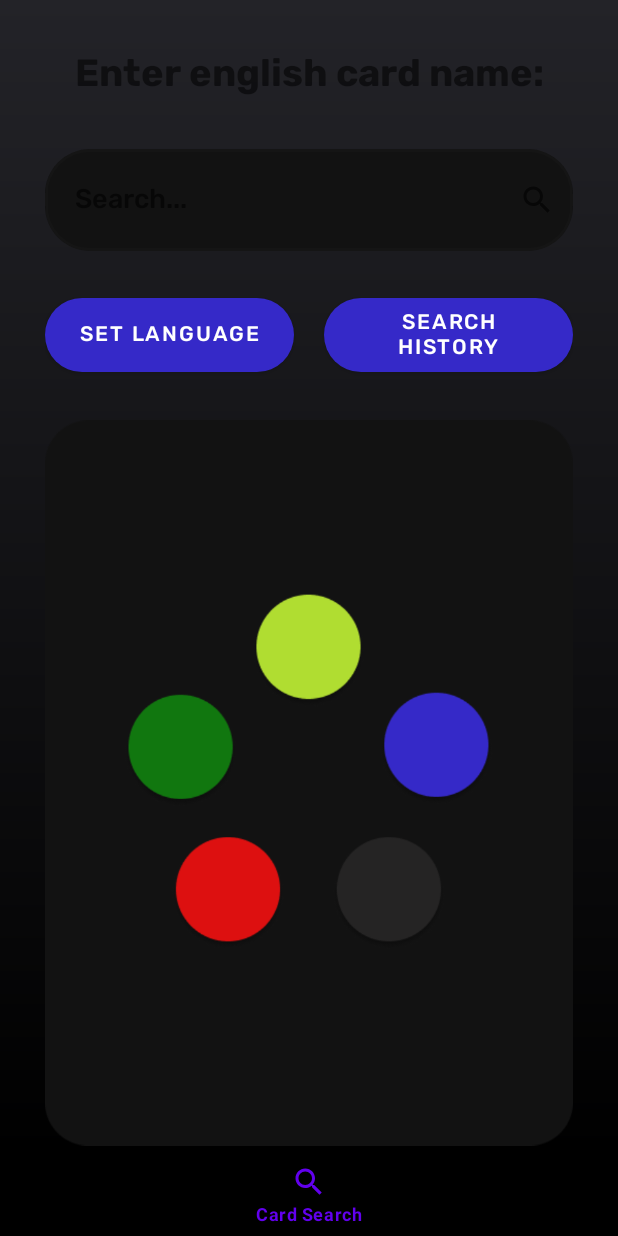
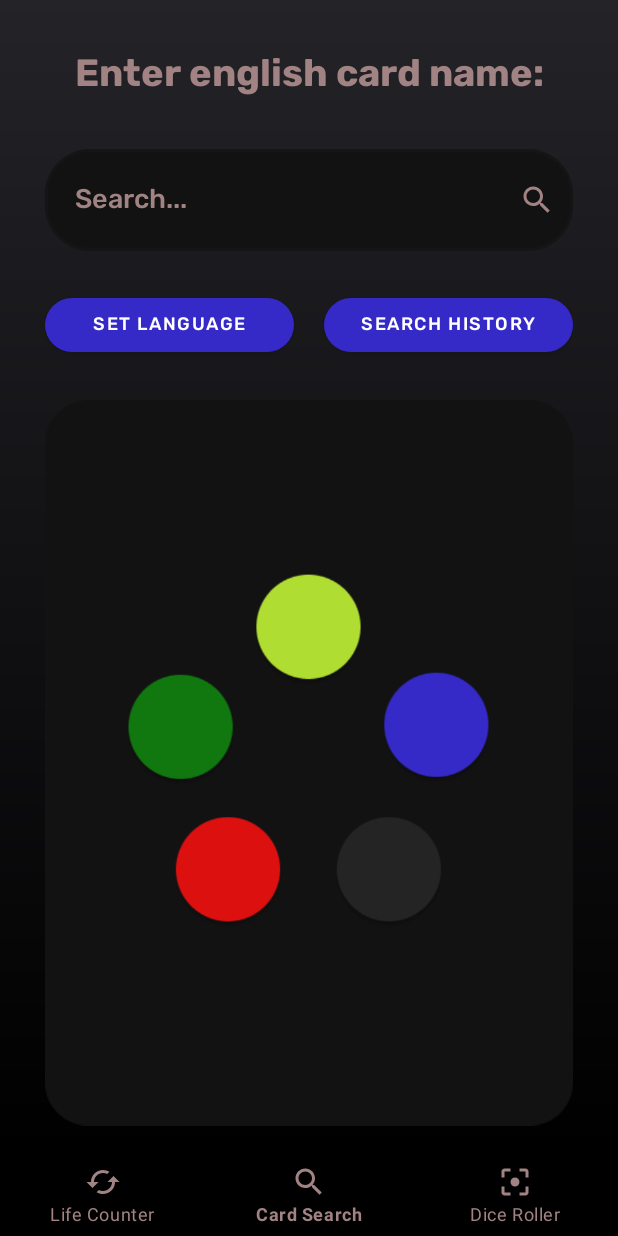
Before and after one commit to ETS-Android2/java-android-api-mtg-translator-counter-dice, an Android app: the screen it shows after launch (MainActivity), on a phone screen of 412 x 824 dp. Run offline under Robolectric (Android 15) with nearby library versions, the phone set to English and light mode, and no system bars; our stand-ins replace Picasso, Volley, navigation-ui; pictures from the network do not load.

Commit message:
DayNight Design Fixed

```diff
--- a/app/build.gradle
+++ b/app/build.gradle
@@ -10,8 +10,8 @@
         applicationId "mtg.java.mymagicapp"
         minSdkVersion 16
         targetSdkVersion 30
-        versionCode 5
-        versionName "1.4"
+        versionCode 6
+        versionName "1.5"
 
         testInstrumentationRunner "androidx.test.runner.AndroidJUnitRunner"
     }
--- a/app/src/main/AndroidManifest.xml
+++ b/app/src/main/AndroidManifest.xml
@@ -9,11 +9,12 @@
         android:label="@string/app_name"
         android:roundIcon="@mipmap/ic_launcher_round"
         android:supportsRtl="true"
+        android:forceDarkAllowed="true"
         android:theme="@style/Theme.MyMagicApp">
         <activity
             android:name=".MainActivity"
             android:label="@string/app_name"
-            android:theme="@style/Theme.MaterialComponents.DayNight">
+            android:theme="@style/Theme.MyMagicApp">
             <intent-filter>
                 <action android:name="android.intent.action.MAIN" />
 
--- a/app/src/main/java/mtg/java/mymagicapp/FirstFragment.java
+++ b/app/src/main/java/mtg/java/mymagicapp/FirstFragment.java
@@ -3,6 +3,8 @@
 import android.annotation.SuppressLint;
 import android.content.DialogInterface;
 import android.content.SharedPreferences;
+import android.graphics.Color;
+import android.graphics.drawable.ColorDrawable;
 import android.os.Bundle;
 import android.os.Handler;
 import android.os.Message;
@@ -205,8 +207,11 @@
         final Button butOne = binding.cardLang;
         final Button butTwo = binding.searchHistory;
 
+
         final AutoCompleteTextView autoCompleteTextView = binding.autoCompleteEditText;
         final ChipGroup chipsPrograms = binding.chipsPrograms;
+
+    //  autoCompleteTextView.setDropDownBackgroundResource(R.color.darker);
 
         SharedPreferences preferences = PreferenceManager.getDefaultSharedPreferences(getActivity());
         String langlocale = preferences.getString("setLang", "en");
--- a/app/src/main/res/drawable/ic_baseline_search_24.xml
+++ b/app/src/main/res/drawable/ic_baseline_search_24.xml
@@ -1,4 +1,4 @@
-<vector android:height="24dp" android:tint="#DD1010"
+<vector android:height="24dp" android:tint="#A18383"
     android:viewportHeight="24" android:viewportWidth="24"
     android:width="24dp" xmlns:android="http://schemas.android.com/apk/res/android">
     <path android:fillColor="@android:color/white" android:pathData="M15.5,14h-0.79l-0.28,-0.27C15.41,12.59 16,11.11 16,9.5 16,5.91 13.09,3 9.5,3S3,5.91 3,9.5 5.91,16 9.5,16c1.61,0 3.09,-0.59 4.23,-1.57l0.27,0.28v0.79l5,4.99L20.49,19l-4.99,-5zM9.5,14C7.01,14 5,11.99 5,9.5S7.01,5 9.5,5 14,7.01 14,9.5 11.99,14 9.5,14z"/>
--- a/app/src/main/res/layout/activity_main.xml
+++ b/app/src/main/res/layout/activity_main.xml
@@ -3,6 +3,7 @@
     xmlns:app="http://schemas.android.com/apk/res-auto"
     xmlns:tools="http://schemas.android.com/tools"
     android:layout_width="match_parent"
+    android:background="#000000"
     android:layout_height="match_parent"
     android:screenOrientation="portrait"
     tools:context=".MainActivity">
@@ -10,6 +11,7 @@
 
     <androidx.constraintlayout.widget.ConstraintLayout
         android:layout_width="match_parent"
+        android:background="#000000"
         android:layout_height="match_parent"
         app:layout_behavior="@string/appbar_scrolling_view_behavior">
 
@@ -32,7 +34,11 @@
             android:layout_width="0dp"
             android:layout_height="wrap_content"
             android:layout_gravity="bottom|end"
+            android:background="#000000"
             app:backgroundTint="#000000"
+            app:itemIconTint="#A18383"
+            app:itemRippleColor="#31988E8E"
+            app:itemTextColor="#A18383"
             app:layout_constraintBottom_toBottomOf="parent"
             app:layout_constraintEnd_toEndOf="parent"
             app:layout_constraintStart_toStartOf="parent"
--- a/app/src/main/res/layout/fragment_first.xml
+++ b/app/src/main/res/layout/fragment_first.xml
@@ -32,6 +32,7 @@
                     android:fontFamily="@font/rubik_bold"
                     android:gravity="center_horizontal"
                     android:text="@string/hello_first_fragment"
+                    android:textColor="#A18383"
                     android:textSize="25sp"
                     app:layout_constraintEnd_toEndOf="parent"
                     app:layout_constraintHorizontal_bias="0.498"
@@ -47,6 +48,7 @@
                     android:layout_marginLeft="30dp"
                     android:layout_marginEnd="30dp"
                     android:layout_marginRight="30dp"
+                    android:textColorHint="#FFFDFD"
                     app:boxBackgroundColor="#121212"
                     app:boxCornerRadiusBottomEnd="30dp"
                     app:boxCornerRadiusBottomStart="30dp"
@@ -56,11 +58,16 @@
                     app:boxStrokeWidth="0dp"
                     app:endIconDrawable="@drawable/ic_baseline_search_24"
                     app:endIconMode="custom"
+                    app:endIconTint="#A18383"
                     app:helperTextEnabled="false"
+                    app:helperTextTextColor="#EDE5E5"
                     app:hintEnabled="false"
+                    app:hintTextColor="#E6DBDB"
                     app:layout_constraintEnd_toEndOf="parent"
                     app:layout_constraintStart_toStartOf="parent"
-                    app:layout_constraintTop_toTopOf="parent">
+                    app:layout_constraintTop_toTopOf="parent"
+                    app:placeholderTextColor="#E1D6D6"
+                    app:prefixTextColor="#E1D6D6">
 
                     <AutoCompleteTextView
                         android:id="@+id/auto_complete_edit_text"
@@ -69,7 +76,9 @@
                         android:layout_marginBottom="25dp"
                         android:fontFamily="@font/rubik_medium"
                         android:hint="Search..."
-                        android:padding="20dp" />
+                        android:padding="20dp"
+                        android:textColor="#A18383"
+                        android:textColorHint="#A18383" />
 
                 </com.google.android.material.textfield.TextInputLayout>
 
@@ -92,6 +101,7 @@
                         android:fontFamily="@font/rubik_medium"
                         android:text="Set language"
                         android:textColor="#FFFFFF"
+                        android:textSize="12sp"
                         app:backgroundTint="@color/water"
                         app:cornerRadius="30dp" />
 
@@ -105,6 +115,7 @@
                         android:fontFamily="@font/rubik_medium"
                         android:text="Search history"
                         android:textColor="#FFFFFF"
+                        android:textSize="12sp"
                         app:backgroundTint="@color/water"
                         app:cornerRadius="30dp" />
                 </LinearLayout>
@@ -142,6 +153,7 @@
                         android:fontFamily="@font/rubik_bold"
                         android:gravity="center_horizontal"
                         android:textAppearance="@style/TextAppearance.AppCompat.Large"
+                        android:textColor="#A18383"
                         app:layout_constraintEnd_toEndOf="parent"
                         app:layout_constraintStart_toStartOf="parent"
                         app:layout_constraintTop_toBottomOf="@+id/imageView" />
@@ -158,6 +170,7 @@
                         android:layout_marginBottom="20dp"
                         android:fontFamily="@font/rubik"
                         android:gravity="center_horizontal"
+                        android:textColor="#FFFFFF"
                         android:textSize="18sp"
                         app:layout_constraintEnd_toEndOf="parent"
                         app:layout_constraintStart_toStartOf="parent"
@@ -173,7 +186,7 @@
                         android:fontFamily="@font/rubik_bold"
                         android:gravity="center_horizontal"
                         android:textAppearance="@style/TextAppearance.AppCompat.Large"
-                        android:textColor="#FFFFFF" />
+                        android:textColor="#A18383" />
 
                     <com.google.android.material.chip.ChipGroup
                         android:id="@+id/chipsPrograms"
@@ -182,8 +195,9 @@
                         android:layout_marginLeft="30dp"
                         android:layout_marginRight="30dp"
                         android:layout_marginBottom="20dp"
-                        android:fontFamily="@font/rubik_medium"
-                        android:textSize="12sp"
+                        android:fontFamily="@font/rubik_bold"
+                        android:padding="5dp"
+                        android:textSize="16sp"
                         app:chipSpacing="1dp"
                         app:chipSpacingVertical="1dp"
                         app:singleSelection="false"></com.google.android.material.chip.ChipGroup>
@@ -198,7 +212,7 @@
                         android:fontFamily="@font/rubik_bold"
                         android:gravity="center_horizontal"
                         android:textAppearance="@style/TextAppearance.AppCompat.Large"
-                        android:textColor="#FFFFFF" />
+                        android:textColor="#A18383" />
 
                     <LinearLayout
                         android:layout_width="match_parent"
@@ -218,10 +232,11 @@
                             android:layout_margin="10dp"
                             android:layout_weight="1"
                             android:background="@color/fire"
-                            android:fontFamily="@font/rubik_medium"
+                            android:fontFamily="@font/rubik_bold"
                             android:gravity="center_horizontal"
                             android:padding="5dp"
                             android:textAlignment="center"
+                            android:textColor="#FFFFFF"
                             android:textSize="14sp"
                             app:chipBackgroundColor="@color/fire" />
 
@@ -232,10 +247,11 @@
                             android:layout_margin="10dp"
                             android:layout_weight="1"
                             android:background="@color/fire"
-                            android:fontFamily="@font/rubik_medium"
+                            android:fontFamily="@font/rubik_bold"
                             android:gravity="center_horizontal"
                             android:padding="5dp"
                             android:textAlignment="center"
+                            android:textColor="#FFFFFF"
                             android:textSize="14sp"
                             app:chipBackgroundColor="@color/fire" />
                     </LinearLayout>
--- a/app/src/main/res/navigation/nav_graph.xml
+++ b/app/src/main/res/navigation/nav_graph.xml
@@ -13,10 +13,18 @@
 
         <action
             android:id="@+id/action_FirstFragment_to_SecondFragment"
-            app:destination="@id/navigation_second" />
+            app:destination="@id/navigation_second"
+            app:enterAnim="@android:anim/fade_in"
+            app:exitAnim="@android:anim/fade_out"
+            app:popEnterAnim="@android:anim/fade_in"
+            app:popExitAnim="@android:anim/fade_out"/>
         <action
             android:id="@+id/action_navigation_first_to_navigation_third"
-            app:destination="@id/navigation_third" />
+            app:destination="@id/navigation_third"
+            app:enterAnim="@android:anim/fade_in"
+            app:exitAnim="@android:anim/fade_out"
+            app:popEnterAnim="@android:anim/fade_in"
+            app:popExitAnim="@android:anim/fade_out" />
     </fragment>
     <fragment
         android:id="@+id/navigation_second"
@@ -26,10 +34,18 @@
 
         <action
             android:id="@+id/action_SecondFragment_to_FirstFragment"
-            app:destination="@id/navigation_first" />
+            app:destination="@id/navigation_first"
+            app:enterAnim="@android:anim/fade_in"
+            app:exitAnim="@android:anim/fade_out"
+            app:popEnterAnim="@android:anim/fade_in"
+            app:popExitAnim="@android:anim/fade_out"/>
         <action
             android:id="@+id/action_navigation_second_to_navigation_third"
-            app:destination="@id/navigation_third" />
+            app:destination="@id/navigation_third"
+            app:enterAnim="@android:anim/fade_in"
+            app:exitAnim="@android:anim/fade_out"
+            app:popEnterAnim="@android:anim/fade_in"
+            app:popExitAnim="@android:anim/fade_out" />
     </fragment>
     <fragment
         android:id="@+id/navigation_third"
@@ -39,9 +55,17 @@
 
         <action
             android:id="@+id/action_SecondFragment_to_FirstFragment"
-            app:destination="@id/navigation_first" />
+            app:destination="@id/navigation_first"
+            app:enterAnim="@android:anim/fade_in"
+            app:exitAnim="@android:anim/fade_out"
+            app:popEnterAnim="@android:anim/fade_in"
+            app:popExitAnim="@android:anim/fade_out"/>
         <action
             android:id="@+id/action_navigation_third_to_navigation_second"
-            app:destination="@id/navigation_second" />
+            app:destination="@id/navigation_second"
+            app:enterAnim="@android:anim/fade_in"
+            app:exitAnim="@android:anim/fade_out"
+            app:popEnterAnim="@android:anim/fade_in"
+            app:popExitAnim="@android:anim/fade_out"/>
     </fragment>
 </navigation>
--- a/app/src/main/res/values-night/themes.xml
+++ b/app/src/main/res/values-night/themes.xml
@@ -1,6 +1,17 @@
 <resources xmlns:tools="http://schemas.android.com/tools">
-    <style name="AppTheme" parent="Theme.MaterialComponents.DayNight.NoActionBar">
-        <item name="android:windowActionBar">false</item>
-        <item name="android:windowNoTitle">true</item>
+    <!-- Base application theme. -->
+    <style name="Theme.MyMagicApp" parent="Theme.MaterialComponents.DayNight">
+        <!-- Primary brand color. -->
+        <item name="colorPrimary">@color/purple_200</item>
+        <item name="colorPrimaryVariant">@color/black</item>
+        <item name="colorOnPrimary">@color/black</item>
+        <!-- Secondary brand color. -->
+        <item name="colorSecondary">@color/teal_200</item>
+        <item name="colorSecondaryVariant">@color/teal_200</item>
+        <item name="colorOnSecondary">@color/black</item>
+        <!-- Status bar color. -->
+        <item name="android:statusBarColor" tools:targetApi="l">@color/black</item>
+        <!-- Customize your theme here. -->
+        <item name="android:navigationBarColor" tools:targetApi="lollipop">@color/black</item>
     </style>
 </resources>
--- a/app/src/main/res/values/colors.xml
+++ b/app/src/main/res/values/colors.xml
@@ -7,7 +7,7 @@
     <color name="teal_700">#FF018786</color>
     <color name="black">#FF000000</color>
     <color name="white">#FFFFFFFF</color>
-
+    <color name="darker">#FF121212</color>
     <color name="dark">#FF252424</color>
     <color name="fire">#FFDD1010</color>
     <color name="sun">#FFB0DD32</color>
--- a/app/src/main/res/values/themes.xml
+++ b/app/src/main/res/values/themes.xml
@@ -1,7 +1,17 @@
 <resources xmlns:tools="http://schemas.android.com/tools">
     <!-- Base application theme. -->
-    <style name="Theme.MyMagicApp" parent="Theme.MaterialComponents.DayNight.NoActionBar">
-        <item name="android:windowActionBar">false</item>
-        <item name="android:windowNoTitle">true</item>
+    <style name="Theme.MyMagicApp" parent="Theme.MaterialComponents.DayNight">
+        <!-- Primary brand color. -->
+        <item name="colorPrimary">@color/purple_200</item>
+        <item name="colorPrimaryVariant">@color/black</item>
+        <item name="colorOnPrimary">@color/black</item>
+        <!-- Secondary brand color. -->
+        <item name="colorSecondary">@color/teal_200</item>
+        <item name="colorSecondaryVariant">@color/teal_200</item>
+        <item name="colorOnSecondary">@color/black</item>
+        <!-- Status bar color. -->
+        <item name="android:statusBarColor" tools:targetApi="l">@color/black</item>
+        <!-- Customize your theme here. -->
+        <item name="android:navigationBarColor" tools:targetApi="lollipop">@color/black</item>
     </style>
 </resources>
```
Also changed, not shown: app/src/main/java/mtg/java/mymagicapp/MainActivity.java (+13 -0 lines).
